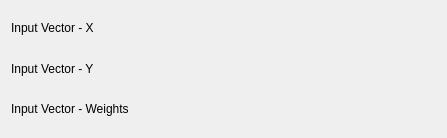
Kst-plot/kst, file src/plugins/fits/linear_weighted/fitlinear_weightedconfig.ui: the form before one commit.
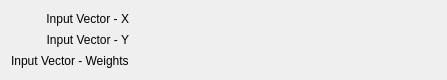
The form after the commit. Custom widgets are drawn as their Qt base class.

What changed in the file:
```diff
--- a/src/plugins/fits/linear_weighted/fitlinear_weightedconfig.ui
+++ b/src/plugins/fits/linear_weighted/fitlinear_weightedconfig.ui
@@ -1,12 +1,12 @@
 <ui version="4.0" >
  <class>FitLinear_WeightedConfig</class>
- <widget class="QWidget" name="FitLinear_WeightedConfig" >
-  <property name="geometry" >
+ <widget class="QWidget" name="FitLinear_WeightedConfig">
+  <property name="geometry">
    <rect>
     <x>0</x>
     <y>0</y>
     <width>447</width>
-    <height>138</height>
+    <height>80</height>
    </rect>
   </property>
   <property name="minimumSize" >
@@ -15,13 +15,11 @@
     <height>0</height>
    </size>
   </property>
-  <layout class="QVBoxLayout" name="verticalLayout" >
-   <item>
-    <layout class="QHBoxLayout" name="horizontalLayout_2" >
-     <item>
-      <widget class="QLabel" name="label_4" >
-       <property name="sizePolicy" >
-        <sizepolicy vsizetype="Fixed" hsizetype="Fixed" >
+  <layout class="QGridLayout" name="gridLayout">
+   <item row="0" column="0">
+    <widget class="QLabel" name="label_4">
+     <property name="sizePolicy">
+      <sizepolicy hsizetype="Preferred" vsizetype="Fixed">
          <horstretch>0</horstretch>
          <verstretch>0</verstretch>
         </sizepolicy>
@@ -29,29 +27,28 @@
        <property name="text" >
         <string>Input Vector - X</string>
        </property>
-       <property name="wordWrap" >
+     <property name="alignment">
+      <set>Qt::AlignRight|Qt::AlignTrailing|Qt::AlignVCenter</set>
+     </property>
+     <property name="wordWrap">
         <bool>false</bool>
        </property>
       </widget>
      </item>
-     <item>
-      <widget class="Kst::VectorSelector" native="1" name="_vectorX" >
-       <property name="sizePolicy" >
-        <sizepolicy vsizetype="Preferred" hsizetype="Expanding" >
+   <item row="0" column="1">
+    <widget class="Kst::VectorSelector" name="_vectorX" native="true">
+     <property name="sizePolicy">
+      <sizepolicy hsizetype="Preferred" vsizetype="Preferred">
          <horstretch>0</horstretch>
          <verstretch>0</verstretch>
         </sizepolicy>
        </property>
       </widget>
      </item>
-    </layout>
-   </item>
-   <item>
-    <layout class="QHBoxLayout" name="horizontalLayout" >
-     <item>
-      <widget class="QLabel" name="label_3" >
-       <property name="sizePolicy" >
-        <sizepolicy vsizetype="Fixed" hsizetype="Fixed" >
+   <item row="1" column="0">
+    <widget class="QLabel" name="label_3">
+     <property name="sizePolicy">
+      <sizepolicy hsizetype="Preferred" vsizetype="Fixed">
          <horstretch>0</horstretch>
          <verstretch>0</verstretch>
         </sizepolicy>
@@ -59,29 +56,28 @@
        <property name="text" >
         <string>Input Vector - Y</string>
        </property>
-       <property name="wordWrap" >
+     <property name="alignment">
+      <set>Qt::AlignRight|Qt::AlignTrailing|Qt::AlignVCenter</set>
+     </property>
+     <property name="wordWrap">
         <bool>false</bool>
        </property>
       </widget>
      </item>
-     <item>
-      <widget class="Kst::VectorSelector" native="1" name="_vectorY" >
-       <property name="sizePolicy" >
-        <sizepolicy vsizetype="Preferred" hsizetype="Expanding" >
+   <item row="1" column="1">
+    <widget class="Kst::VectorSelector" name="_vectorY" native="true">
+     <property name="sizePolicy">
+      <sizepolicy hsizetype="Preferred" vsizetype="Preferred">
          <horstretch>0</horstretch>
          <verstretch>0</verstretch>
         </sizepolicy>
        </property>
       </widget>
      </item>
-    </layout>
-   </item>
-   <item>
-    <layout class="QHBoxLayout" name="horizontalLayout_3" >
-     <item>
-      <widget class="QLabel" name="label_5" >
-       <property name="sizePolicy" >
-        <sizepolicy vsizetype="Fixed" hsizetype="Fixed" >
+   <item row="2" column="0">
+    <widget class="QLabel" name="label_5">
+     <property name="sizePolicy">
+      <sizepolicy hsizetype="Fixed" vsizetype="Fixed">
          <horstretch>0</horstretch>
          <verstretch>0</verstretch>
         </sizepolicy>
@@ -94,10 +90,10 @@
        </property>
       </widget>
      </item>
-     <item>
-      <widget class="Kst::VectorSelector" native="1" name="_vectorWeights" >
-       <property name="sizePolicy" >
-        <sizepolicy vsizetype="Preferred" hsizetype="Expanding" >
+   <item row="2" column="1">
+    <widget class="Kst::VectorSelector" name="_vectorWeights" native="true">
+     <property name="sizePolicy">
+      <sizepolicy hsizetype="Preferred" vsizetype="Preferred">
          <horstretch>0</horstretch>
          <verstretch>0</verstretch>
         </sizepolicy>
@@ -105,10 +101,8 @@
       </widget>
      </item>
     </layout>
-   </item>
-  </layout>
  </widget>
- <layoutdefault spacing="6" margin="11" />
+ <layoutdefault spacing="6" margin="11"/>
  <customwidgets>
   <customwidget>
    <class>Kst::VectorSelector</class>
```
Left out of the diff: 13 changed lines with no effect on the pictures. Lines whose indentation alone changed are shown as unchanged.
